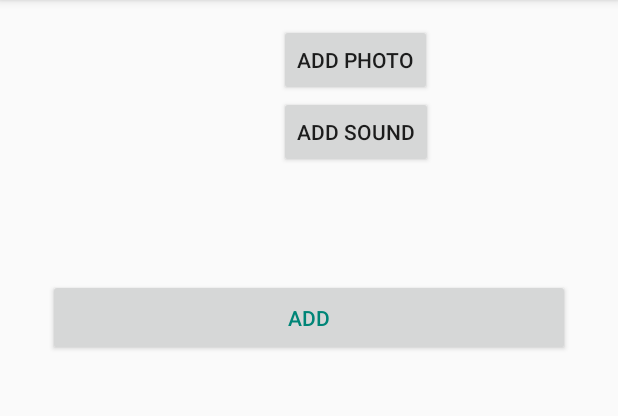
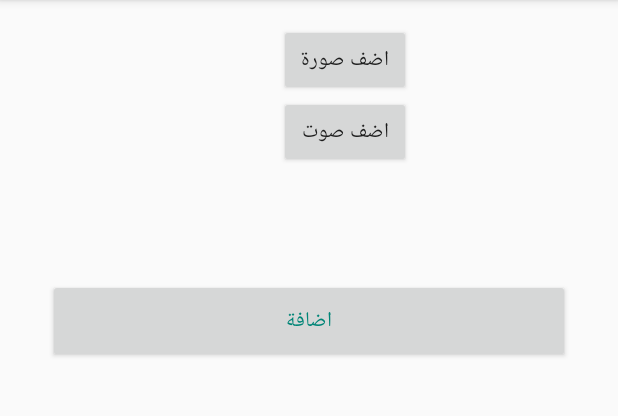
Before and after one commit to barmej/android-degree-c06-hear-me, an Android app: the screen it shows after launch (AddNewPhotoActivity), after a tap on an icon or button, on a phone screen of 412 x 824 dp, the part 84-500 px from its top. Run offline under Robolectric (Android 15) with nearby library versions, the phone set to English and light mode, and no system bars.

Commit message:
use arabic strings

```diff
--- a/app/src/main/res/values/strings.xml
+++ b/app/src/main/res/values/strings.xml
@@ -1,16 +1,16 @@
 <resources>
     <string name="app_name">AdapterViews</string>
-    <string name="add_photo">Add photo</string>
-    <string name="add_sound">Add sound</string>
-    <string name="new_photo">New photo to be add</string>
-    <string name="add">Add</string>
-    <string name="cancel">Cancel</string>
-    <string name="select_picture">Select Picture</string>
-    <string name="read_permission_needed_to_access_files">Read external memory permission is needed to be able to pick images and sound from device</string>
-    <string name="failed_to_get_image">Failed to read from device</string>
-    <string name="select_picture_and_sound">Please select a picture and sound to add</string>
-    <string name="didnt_add_photo">Failed to add a new item</string>
-    <string name="couldnt_play_sound">Couldn\'t play sound</string>
-    <string name="grid">Grid</string>
-    <string name="list">List</string>
+    <string name="add_photo">اضف صورة</string>
+    <string name="add_sound">اضف صوت</string>
+    <string name="new_photo">الصورت التى سيتم اضافتها</string>
+    <string name="add">اضافة</string>
+    <string name="cancel">الغاء</string>
+    <string name="select_picture">اختر صورة</string>
+    <string name="read_permission_needed_to_access_files">صلاحيه قراءة الذاكرة الخارجية مطلوبة لقراءة ملفات الصوت والصور على الهاتف</string>
+    <string name="failed_to_get_image">فشل فى قراءة الملف من الهاتف</string>
+    <string name="select_picture_and_sound">برجاء اختيار صوت وصورة للاضافة</string>
+    <string name="didnt_add_photo">فشل فى اضافة عنصر جديد</string>
+    <string name="couldnt_play_sound">فشل فى تشغيل الصوت</string>
+    <string name="grid">جدول</string>
+    <string name="list">قائمة</string>
 </resources>
```
